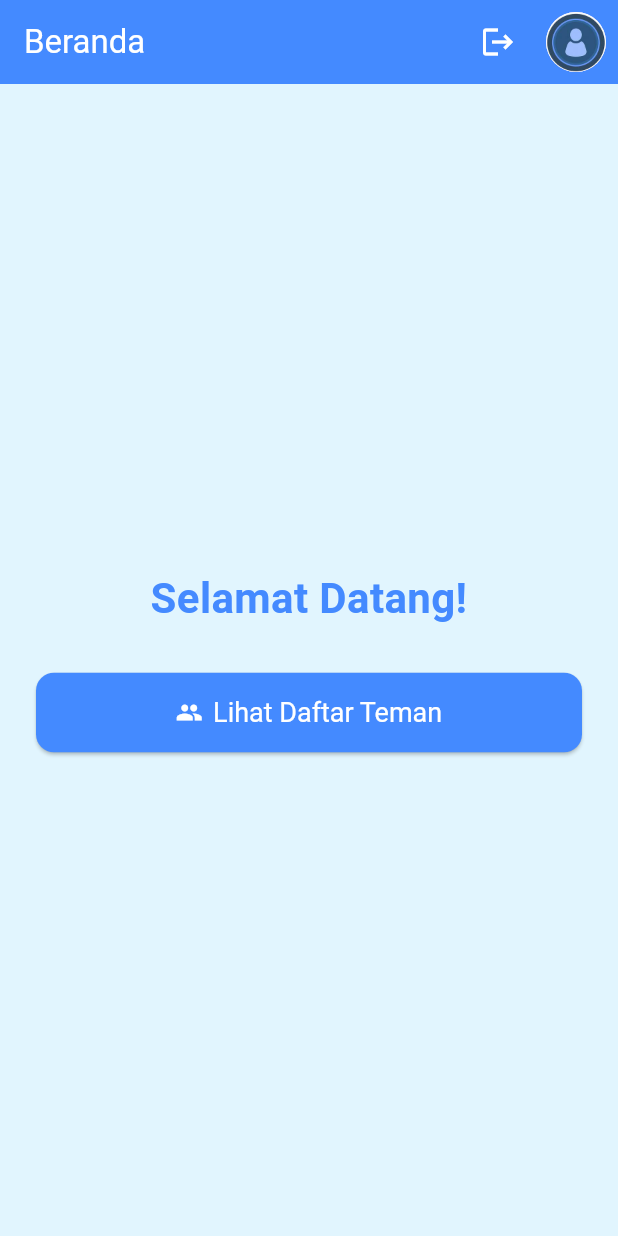
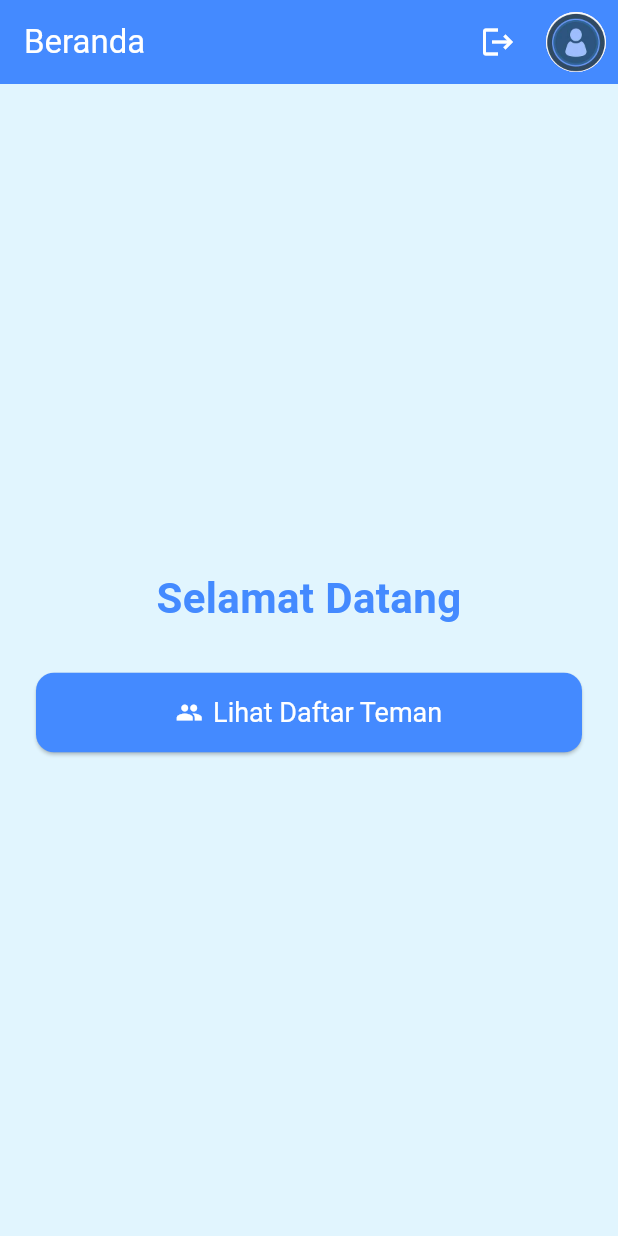
Before and after one commit to afiqmuhammad/flutter, a Flutter app: the HomeScreen screen opened directly, on a phone screen of 412 x 824 dp. Run offline on Flutter 3.47's test engine with Material 3 defaults, Android fonts, the phone set to English and light mode, and no system bars.

```diff
--- a/lib/daftar_teman.dart
+++ b/lib/daftar_teman.dart
@@ -19,7 +19,7 @@ class _DaftarTemanScreenState extends State<DaftarTemanScreen> {
     'dyah purwaningsih',
     'rafael theo',
     'muhammad noviyanto',
-    'maheswara',
+    'maheswaraa',
     'nur rahman',
     'claudea cahaya',
     'nabilah junita',
--- a/lib/home_screen.dart
+++ b/lib/home_screen.dart
@@ -11,7 +11,7 @@ class HomeScreen extends StatelessWidget {
     return Scaffold(
       backgroundColor: Colors.lightBlue[50], // Background warna biru muda
       appBar: AppBar(
-        backgroundColor: Colors.blueAccent, // AppBar biru terang
+        backgroundColor: Colors.blueAccent,
         title: const Text("Beranda", style: TextStyle(color: Colors.white)),
         actions: [
           IconButton(
@@ -44,7 +44,7 @@ class HomeScreen extends StatelessWidget {
             crossAxisAlignment: CrossAxisAlignment.center,
             children: [
               const Text(
-                'Selamat Datang!',
+                'Selamat Datang',
                 style: TextStyle(
                   fontSize: 28,
                   fontWeight: FontWeight.bold,
--- a/lib/login_screen.dart
+++ b/lib/login_screen.dart
@@ -21,7 +21,7 @@ class _LoginScreenState extends State<LoginScreen> {
     if (email == 'afiq@gmail.com' && password == '123456') {
       ScaffoldMessenger.of(
         context,
-      ).showSnackBar(const SnackBar(content: Text('Login berhasil!')));
+      ).showSnackBar(const SnackBar(content: Text('Login berhasil!!')));
 
       Navigator.pushReplacement(
         context,
--- a/lib/main.dart
+++ b/lib/main.dart
@@ -34,7 +34,7 @@ class DaftarTeman extends StatelessWidget {
   Widget build(BuildContext context) {
     return Scaffold(
       appBar: AppBar(title: const Text('Daftar Teman')),
-      body: const Center(child: Text('Ini adalah halaman Daftar Teman')),
+      body: const Center(child: Text('Ini adalah halaman Daftar Teman.')),
     );
   }
 }
--- a/lib/profil_screen.dart
+++ b/lib/profil_screen.dart
@@ -71,7 +71,7 @@ class _ProfilScreenState extends State<ProfilScreen> {
 
             // Tentang Diri
             Text(
-              'Developer Flutter | Penggemar Teknologi | Senang Berbagi Ilmu',
+              'Developer Flutterr | Penggemar Teknologi | Senang Berbagi Ilmu',
               style: TextStyle(fontSize: 16, color: subTextColor),
               textAlign: TextAlign.center,
             ),
```
